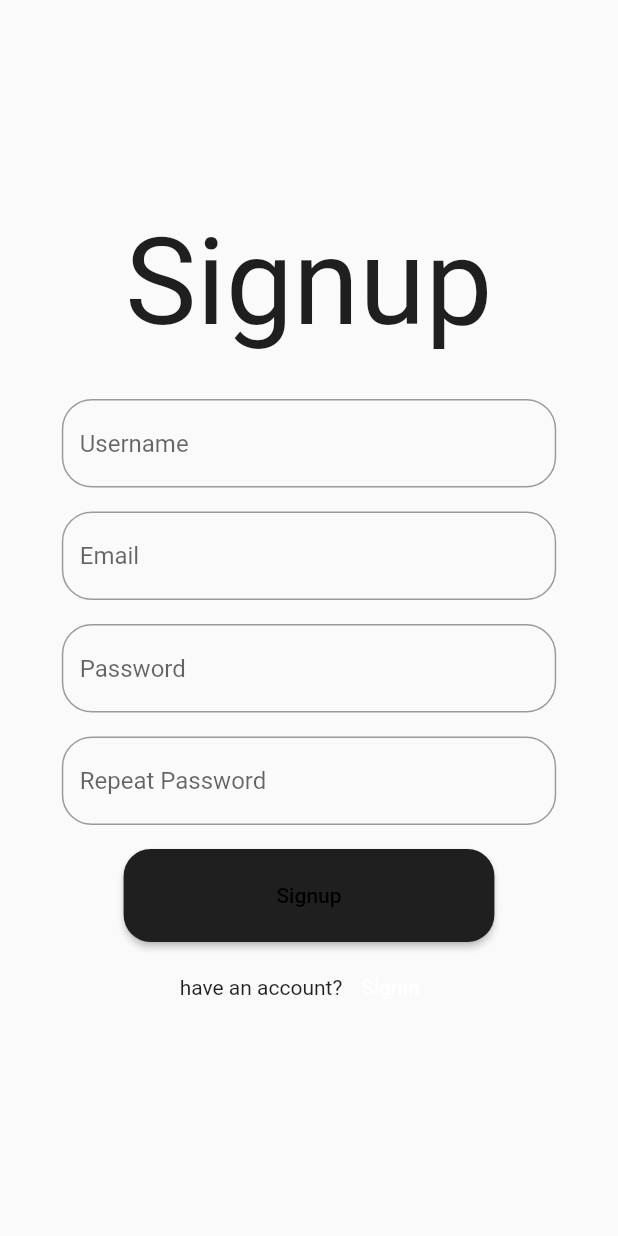
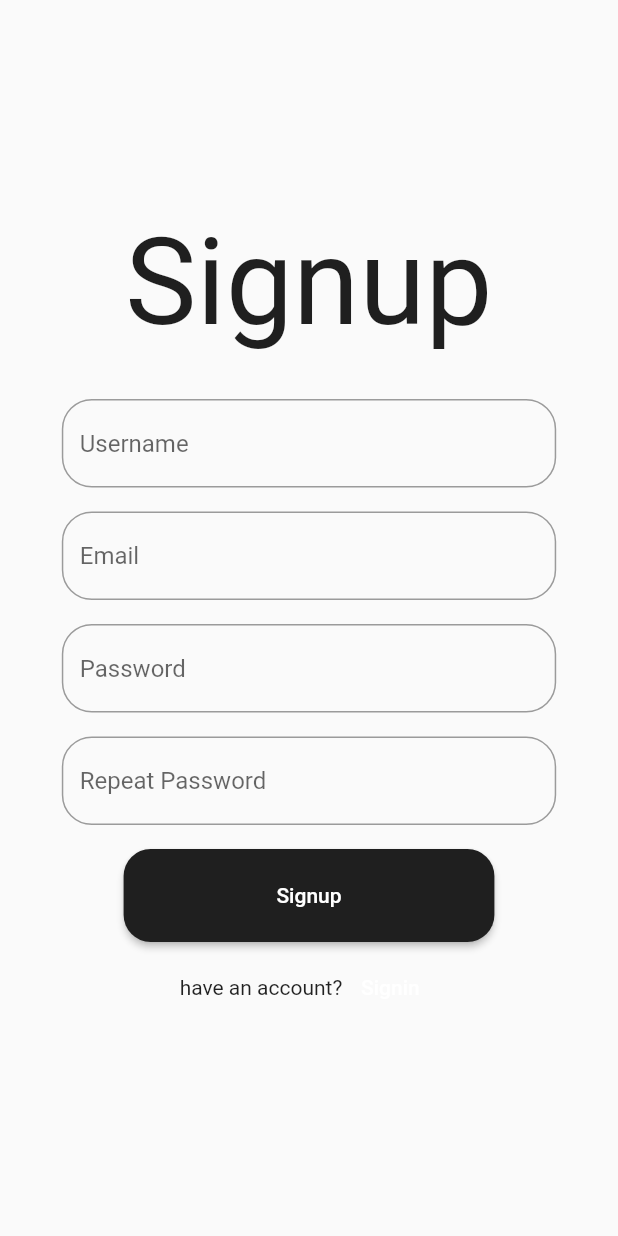
Before and after one commit to gnassro/KahlaBidha, a Flutter app: the screen it shows after launch, after a tap on "Login", after a tap on "Signup", on a phone screen of 412 x 824 dp. Run offline on Flutter 3.47's test engine with Material 2 defaults, Android fonts, the light colour scheme and no system bars; our stand-ins replace auto_size_text, google_fonts; missing offline and left inert: cupertino_rounded_corners; Roboto replaces fonts that are missing (Cookie); statements that could not run were skipped.

Commit message:
textButton color

```diff
--- a/lib/components/signin_component.dart
+++ b/lib/components/signin_component.dart
@@ -63,7 +63,12 @@ class SigninComponent extends StatelessWidget {
             widthFactor: isWide! ? 0.3 : 0.6,
             child: ElevatedButton(
               onPressed: () {},
-              child: const Text("Login"),
+              child: const Text(
+                  "Login",
+                style: TextStyle(
+                  color: global_colors.whiteColor
+                ),
+              ),
               style: ButtonStyle(
                   backgroundColor: MaterialStateProperty.all(global_colors.blackColor),
                   padding: MaterialStateProperty.all<EdgeInsets>(
--- a/lib/components/signup_component.dart
+++ b/lib/components/signup_component.dart
@@ -95,7 +95,12 @@ class SignupComponent extends StatelessWidget {
             widthFactor: isWide! ? 0.3 : 0.6,
             child: ElevatedButton(
               onPressed: () {},
-              child: const Text("Signup"),
+              child: const Text(
+                  "Signup",
+                  style: TextStyle(
+                      color: global_colors.whiteColor
+                  )
+              ),
               style: ButtonStyle(
                   backgroundColor: MaterialStateProperty.all(global_colors.blackColor),
                   padding: MaterialStateProperty.all<EdgeInsets>(
```
